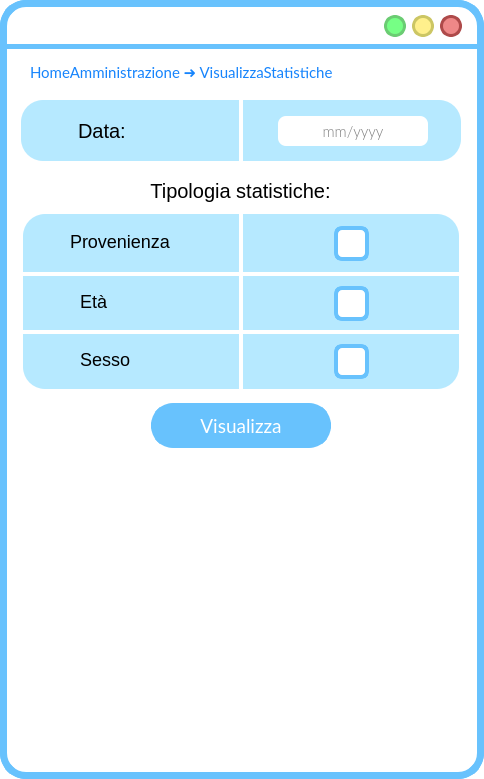
Above: ui/VistaStatistiche.ui from SbattellaMattia/SoftwareEngineering before the change. Below: the same form after it.
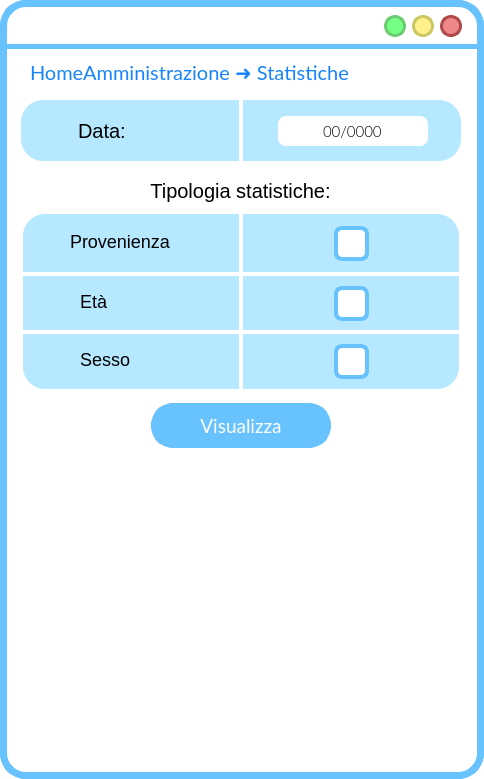
That is the form after the change. Icons and pictures are not drawn.

```diff
--- a/ui/VistaStatistiche.ui
+++ b/ui/VistaStatistiche.ui
@@ -535,14 +535,14 @@
      <rect>
       <x>30</x>
       <y>57</y>
-      <width>381</width>
+      <width>391</width>
       <height>31</height>
      </rect>
     </property>
     <property name="font">
      <font>
       <family>Lato</family>
-      <pointsize>16</pointsize>
+      <pointsize>14</pointsize>
       <weight>50</weight>
       <italic>false</italic>
       <bold>false</bold>
@@ -556,7 +556,7 @@
 font: 16pt &quot;Lato&quot;;</string>
     </property>
     <property name="text">
-     <string>&lt;html&gt;&lt;head/&gt;&lt;body&gt;&lt;p&gt;&lt;span style=&quot; font-size:11pt;&quot;&gt;HomeAmministrazione ➜ VisualizzaStatistiche&lt;/span&gt;&lt;/p&gt;&lt;/body&gt;&lt;/html&gt;</string>
+     <string>HomeAmministrazione ➜ Statistiche</string>
     </property>
    </widget>
    <widget class="QPushButton" name="visualizzaButton">
@@ -894,8 +894,11 @@
 border-width:3;
 }</string>
     </property>
+    <property name="inputMask">
+     <string>00/0000;0</string>
+    </property>
     <property name="text">
-     <string/>
+     <string>/</string>
     </property>
     <property name="alignment">
      <set>Qt::AlignCenter</set>
```
Left out of the diff: 35 changed lines with no effect on the pictures.
